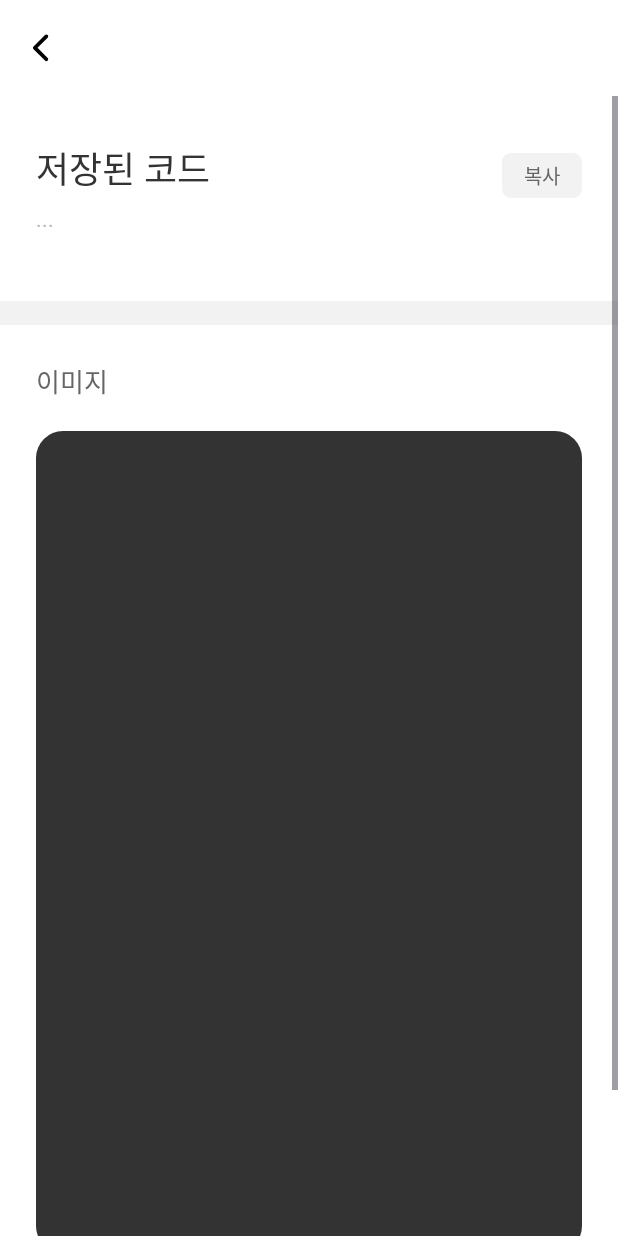
After one commit to 23-SWUnion-Hackton/Android-Soma4Cut, an Android app: the layout fragment_code_saved.xml on its own in the app's theme, with its tools: preview values and no code run, on a phone screen of 412 x 824 dp. The commit adds this screen. Run offline under Robolectric (Android 15) with nearby library versions, the phone set to English and light mode, and no system bars.

Commit message:
💄 :: Design CodeDetailFragment

```diff
--- /dev/null
+++ b/presentation/src/main/java/com/staker4wapper/android_soma4cut/feature/code/CodeSavedFragment.kt
@@ -0,0 +1,7 @@
+package com.staker4wapper.android_soma4cut.feature.code
+
+import com.sigma.flick.base.BaseFragment
+
+class CodeSavedFragment: BaseFragment<>() {
+
+}
--- /dev/null
+++ b/presentation/src/main/res/drawable/button_rounded_mini.xml
@@ -0,0 +1,8 @@
+<?xml version="1.0" encoding="utf-8"?>
+<shape xmlns:android="http://schemas.android.com/apk/res/android"
+    android:shape="rectangle">
+
+    <solid android:color="@color/gray_50"/>
+    <corners android:radius="6dp"/>
+
+</shape>
--- /dev/null
+++ b/presentation/src/main/res/drawable/container_angular.xml
@@ -0,0 +1,7 @@
+<?xml version="1.0" encoding="utf-8"?>
+<shape xmlns:android="http://schemas.android.com/apk/res/android"
+    android:shape="rectangle">
+
+    <solid android:color="@color/gray_50"/>
+
+</shape>
--- /dev/null
+++ b/presentation/src/main/res/layout/fragment_code_saved.xml
@@ -0,0 +1,153 @@
+<?xml version="1.0" encoding="utf-8"?>
+<layout xmlns:android="http://schemas.android.com/apk/res/android"
+    xmlns:app="http://schemas.android.com/apk/res-auto"
+    xmlns:tools="http://schemas.android.com/tools"
+    tools:context=".feature.code.CodeSavedFragment">
+
+    <data/>
+
+    <androidx.constraintlayout.widget.ConstraintLayout
+        android:layout_width="match_parent"
+        android:layout_height="match_parent"
+        android:background="@color/white">
+
+
+        <!-- Toolbar -->
+
+        <androidx.appcompat.widget.Toolbar
+            android:id="@+id/toolbar"
+            android:layout_width="match_parent"
+            android:layout_height="wrap_content"
+            android:background="@color/white"
+            app:layout_constraintEnd_toEndOf="parent"
+            app:layout_constraintStart_toStartOf="parent"
+            app:layout_constraintTop_toTopOf="parent"
+            app:navigationIcon="@drawable/ic_arrow_back" />
+
+        <ScrollView
+            android:layout_width="match_parent"
+            android:layout_height="0dp"
+            android:orientation="vertical"
+            app:layout_constraintTop_toBottomOf="@id/toolbar"
+            app:layout_constraintLeft_toLeftOf="parent"
+            app:layout_constraintRight_toRightOf="parent"
+            app:layout_constraintBottom_toBottomOf="parent">
+
+            <LinearLayout
+                android:layout_width="match_parent"
+                android:layout_height="wrap_content"
+                android:orientation="vertical">
+
+                <RelativeLayout
+                    android:layout_width="wrap_content"
+                    android:layout_height="wrap_content"
+                    android:layout_marginTop="30dp"
+                    android:layout_marginHorizontal="24dp">
+
+                    <TextView
+                        android:id="@+id/tv_code_detail_title"
+                        android:layout_width="wrap_content"
+                        android:layout_height="wrap_content"
+                        android:layout_alignParentStart="true"
+                        android:layout_alignParentTop="true"
+                        android:layout_marginStart="0dp"
+                        android:layout_marginTop="0dp"
+                        android:fontFamily="@font/pretendard_semibold"
+                        android:text="저장된 코드"
+                        android:textColor="@color/gray_800"
+                        android:textSize="24sp" />
+
+                    <TextView
+                        android:id="@+id/tv_saved_code"
+                        android:layout_width="wrap_content"
+                        android:layout_height="wrap_content"
+                        android:layout_below="@+id/tv_code_detail_title"
+                        android:layout_alignParentStart="true"
+                        android:layout_marginStart="0dp"
+                        android:layout_marginTop="6dp"
+                        android:fontFamily="@font/pretendard_regular"
+                        android:text="..."
+                        android:textColor="@color/gray_300"
+                        android:textSize="14sp"
+                        app:layout_constraintStart_toStartOf="parent"
+                        app:layout_constraintTop_toBottomOf="@+id/tv_code_detail_title" />
+
+                    <LinearLayout
+                        android:layout_width="53dp"
+                        android:layout_height="30dp"
+                        android:layout_alignParentTop="true"
+                        android:layout_alignParentEnd="true"
+                        android:layout_marginTop="8dp"
+                        android:layout_marginEnd="0dp"
+                        android:background="@drawable/button_rounded_mini"
+                        android:gravity="center">
+
+                        <TextView
+                            android:layout_width="wrap_content"
+                            android:layout_height="wrap_content"
+                            android:fontFamily="@font/pretendard_medium"
+                            android:text="복사"
+                            android:textColor="@color/gray_600"
+                            android:textSize="13sp" />
+
+                    </LinearLayout>
+
+                </RelativeLayout>
+
+
+                <!-- line -->
+
+                <ImageView
+                    android:id="@+id/iv_line_container"
+                    android:layout_width="match_parent"
+                    android:layout_height="16dp"
+                    android:layout_marginTop="45dp"
+                    android:src="@drawable/container_angular"
+                    app:layout_constraintEnd_toEndOf="parent"
+                    app:layout_constraintStart_toStartOf="parent"
+                    app:layout_constraintTop_toBottomOf="@+id/tv_saved_code" />
+
+                <TextView
+                    android:id="@+id/tv_image_title"
+                    android:layout_width="wrap_content"
+                    android:layout_height="wrap_content"
+                    android:layout_marginStart="24dp"
+                    android:layout_marginTop="24dp"
+                    android:fontFamily="@font/pretendard_semibold"
+                    android:text="이미지"
+                    android:textColor="@color/gray_600"
+                    android:textSize="17sp"
+                    app:layout_constraintStart_toStartOf="parent"
+                    app:layout_constraintTop_toBottomOf="@+id/iv_line_container" />
+
+                <ImageView
+                    android:id="@+id/iv_image"
+                    android:layout_width="match_parent"
+                    android:layout_height="548dp"
+                    android:layout_marginHorizontal="24dp"
+                    android:layout_marginTop="20dp"
+                    android:src="@drawable/button_rounded"/>
+
+                <Button
+                    android:layout_width="match_parent"
+                    android:layout_height="56dp"
+                    android:layout_marginHorizontal="24dp"
+                    android:layout_marginTop="24dp"
+                    android:layout_marginBottom="20dp"
+                    android:fontFamily="@font/pretendard_semibold"
+                    android:textSize="18sp"
+                    android:background="@drawable/button_rounded"
+                    app:backgroundTint="@color/gray_800"
+                    android:textColor="@color/white"
+                    android:text="소마스페이스에 올리기"
+                    app:layout_constraintEnd_toEndOf="parent"
+                    app:layout_constraintStart_toStartOf="parent"
+                    app:layout_constraintTop_toBottomOf="@+id/iv_image" />
+
+            </LinearLayout>
+
+        </ScrollView>
+
+    </androidx.constraintlayout.widget.ConstraintLayout>
+
+</layout>
--- a/presentation/src/main/res/values/colors.xml
+++ b/presentation/src/main/res/values/colors.xml
@@ -1,17 +1,17 @@
 <?xml version="1.0" encoding="utf-8"?>
 <resources>
     <color name="black">#FF000000</color>
-    <color name="gray_950">#FF000000</color>
-    <color name="gray_900">#FF0D0D0D</color>
-    <color name="gray_800">#FF1A1A1A</color>
-    <color name="gray_700">#FF333333</color>
-    <color name="gray_600">#FF4D4D4D</color>
-    <color name="gray_500">#FF666666</color>
-    <color name="gray_400">#FF808080</color>
-    <color name="gray_300">#FF999999</color>
-    <color name="gray_200">#FFB3B3B3</color>
-    <color name="gray_100">#FFCCCCCC</color>
-    <color name="gray_50">#FFE6E6E6</color>
+    <color name="gray_950">#FF0D0D0D</color>
+    <color name="gray_900">#FF1A1A1A</color>
+    <color name="gray_800">#FF333333</color>
+    <color name="gray_700">#FF4D4D4D</color>
+    <color name="gray_600">#FF666666</color>
+    <color name="gray_500">#FF808080</color>
+    <color name="gray_400">#FF999999</color>
+    <color name="gray_300">#FFB3B3B3</color>
+    <color name="gray_200">#FFCCCCCC</color>
+    <color name="gray_100">#FFE6E6E6</color>
+    <color name="gray_50">#FFF2F2F2</color>
     <color name="white">#FFFFFFFF</color>
 
     <color name="primary">#FFF69CAE</color>
```
